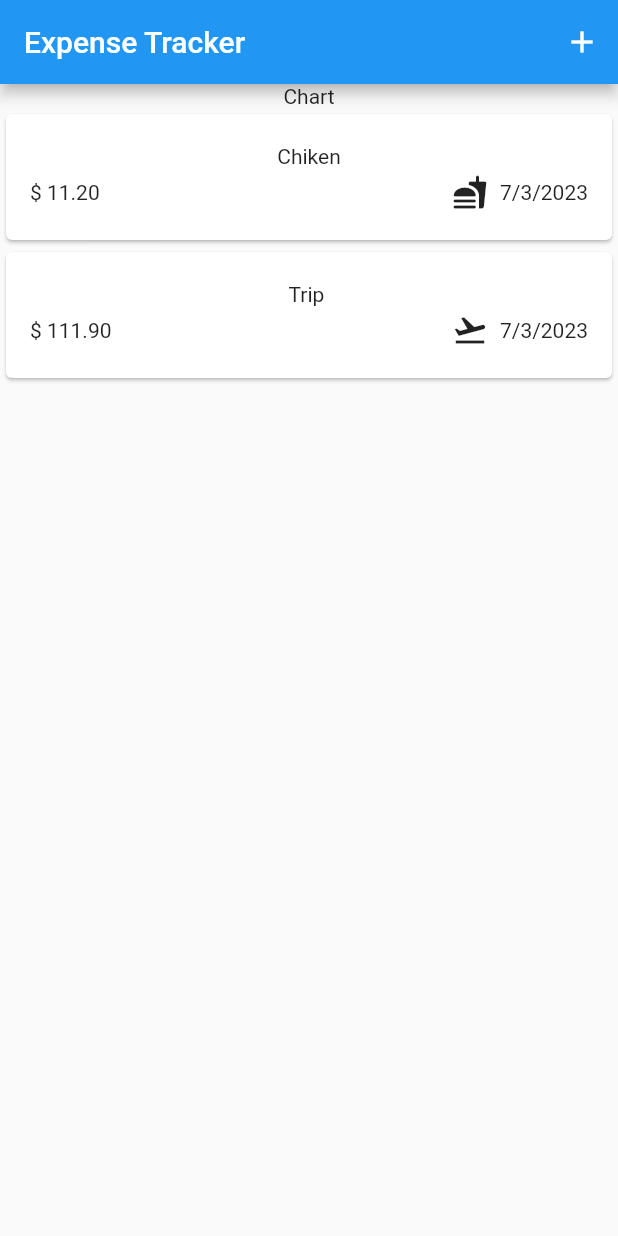
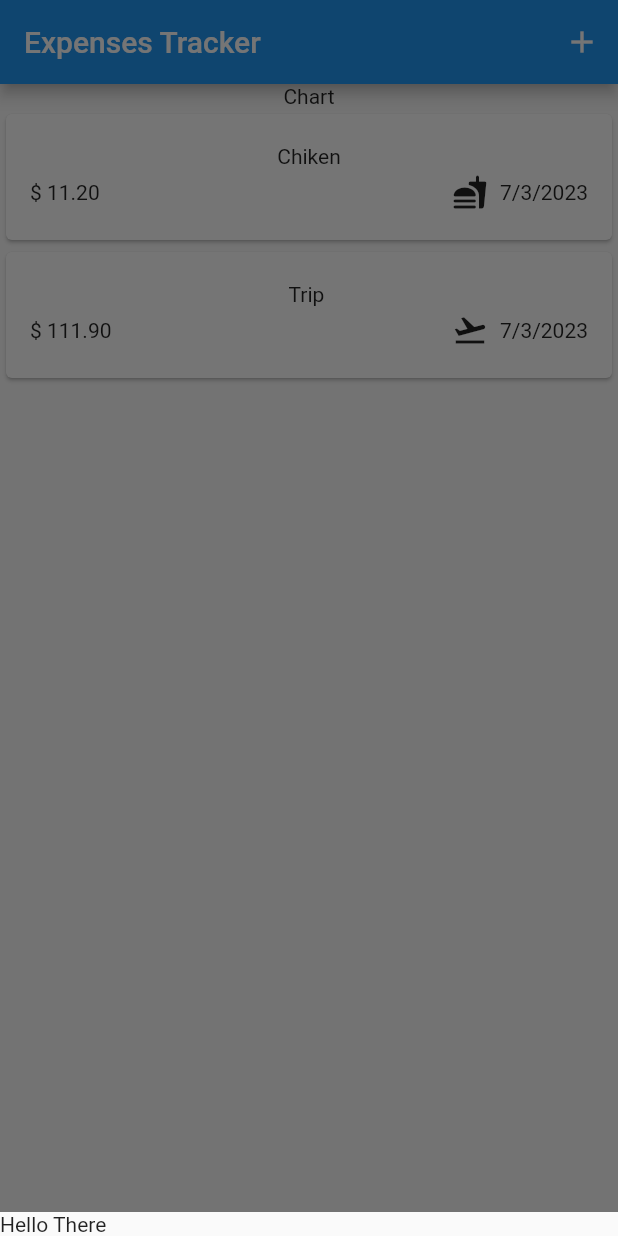
Before and after one commit to MohamedElsaeed424/expense_tracker_app, a Flutter app: the screen it shows after launch, after a tap on the "add" icon, on a phone screen of 412 x 824 dp. Run offline on Flutter 3.47's test engine with Material 2 defaults, Android fonts, the phone set to English and light mode, and no system bars.

```diff
--- a/lib/widgets/expenses.dart
+++ b/lib/widgets/expenses.dart
@@ -29,14 +29,19 @@ class _Expenses extends State<Expenses> {
         amount: 111.9)
   ];
 
+  void _openAddExpenseOverlay() {
+    showModalBottomSheet(
+        context: context, builder: (ctx) => Text('Hello There'));
+  }
+
   @override
   Widget build(BuildContext context) {
     return Scaffold(
       appBar: AppBar(
-        title: const Text('Expense Tracker'),
+        title: const Text('Expenses Tracker'),
         actions: [
           IconButton(
-            onPressed: () {},
+            onPressed: _openAddExpenseOverlay,
             icon: const Icon(Icons.add),
           )
         ],
```
